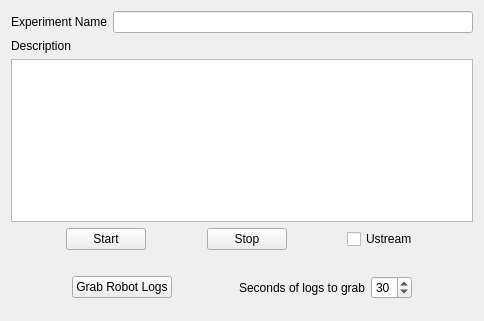
team-vigir/vigir_ocs_common, file vigir_ocs_logging/src/widget.ui: the form before one commit.
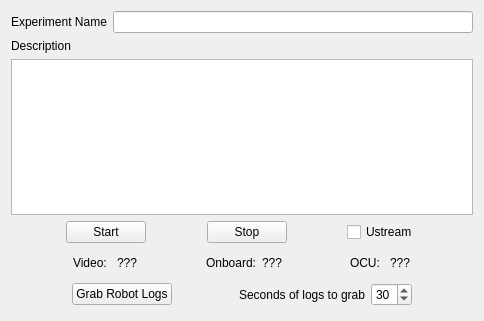
The form after the commit.

Commit message: Mostly finished with status updates for logging widget.

The edit to the form file:
```diff
--- a/vigir_ocs_logging/src/widget.ui
+++ b/vigir_ocs_logging/src/widget.ui
@@ -130,10 +130,137 @@
        </item>
       </layout>
      </item>
+     <item>
+      <spacer name="verticalSpacer_2">
+       <property name="orientation">
+        <enum>Qt::Vertical</enum>
+       </property>
+       <property name="sizeHint" stdset="0">
+        <size>
+         <width>20</width>
+         <height>40</height>
+        </size>
+       </property>
+      </spacer>
+     </item>
+     <item>
+      <layout class="QHBoxLayout" name="horizontalLayout_3">
+       <property name="topMargin">
+        <number>0</number>
+       </property>
+       <item>
+        <spacer name="horizontalSpacer_8">
+         <property name="orientation">
+          <enum>Qt::Horizontal</enum>
+         </property>
+         <property name="sizeHint" stdset="0">
+          <size>
+           <width>40</width>
+           <height>20</height>
+          </size>
+         </property>
+        </spacer>
+       </item>
+       <item>
+        <widget class="QLabel" name="label_4">
+         <property name="text">
+          <string>Video: </string>
+         </property>
+        </widget>
+       </item>
+       <item>
+        <widget class="QLabel" name="videoLogging">
+         <property name="text">
+          <string>???</string>
+         </property>
+        </widget>
+       </item>
+       <item>
+        <spacer name="horizontalSpacer_9">
+         <property name="orientation">
+          <enum>Qt::Horizontal</enum>
+         </property>
+         <property name="sizeHint" stdset="0">
+          <size>
+           <width>40</width>
+           <height>20</height>
+          </size>
+         </property>
+        </spacer>
+       </item>
+       <item>
+        <widget class="QLabel" name="label_5">
+         <property name="text">
+          <string>Onboard:</string>
+         </property>
+        </widget>
+       </item>
+       <item>
+        <widget class="QLabel" name="onboardLogging">
+         <property name="text">
+          <string>???</string>
+         </property>
+        </widget>
+       </item>
+       <item>
+        <spacer name="horizontalSpacer_10">
+         <property name="orientation">
+          <enum>Qt::Horizontal</enum>
+         </property>
+         <property name="sizeHint" stdset="0">
+          <size>
+           <width>40</width>
+           <height>20</height>
+          </size>
+         </property>
+        </spacer>
+       </item>
+       <item>
+        <widget class="QLabel" name="label_7">
+         <property name="text">
+          <string>OCU: </string>
+         </property>
+        </widget>
+       </item>
+       <item>
+        <widget class="QLabel" name="OCULogging">
+         <property name="text">
+          <string>???</string>
+         </property>
+        </widget>
+       </item>
+       <item>
+        <spacer name="horizontalSpacer_11">
+         <property name="orientation">
+          <enum>Qt::Horizontal</enum>
+         </property>
+         <property name="sizeHint" stdset="0">
+          <size>
+           <width>40</width>
+           <height>20</height>
+          </size>
+         </property>
+        </spacer>
+       </item>
+      </layout>
+     </item>
+     <item>
+      <spacer name="verticalSpacer_3">
+       <property name="orientation">
+        <enum>Qt::Vertical</enum>
+       </property>
+       <property name="sizeHint" stdset="0">
+        <size>
+         <width>20</width>
+         <height>40</height>
+        </size>
+       </property>
+      </spacer>
+     </item>
      <item>
       <layout class="QHBoxLayout" name="horizontalLayout_4">
        <property name="topMargin">
-        <number>20</number>
+        <number>0</number>
        </property>
        <item>
         <spacer name="horizontalSpacer_5">
```
The commit also changes 2 other files.
